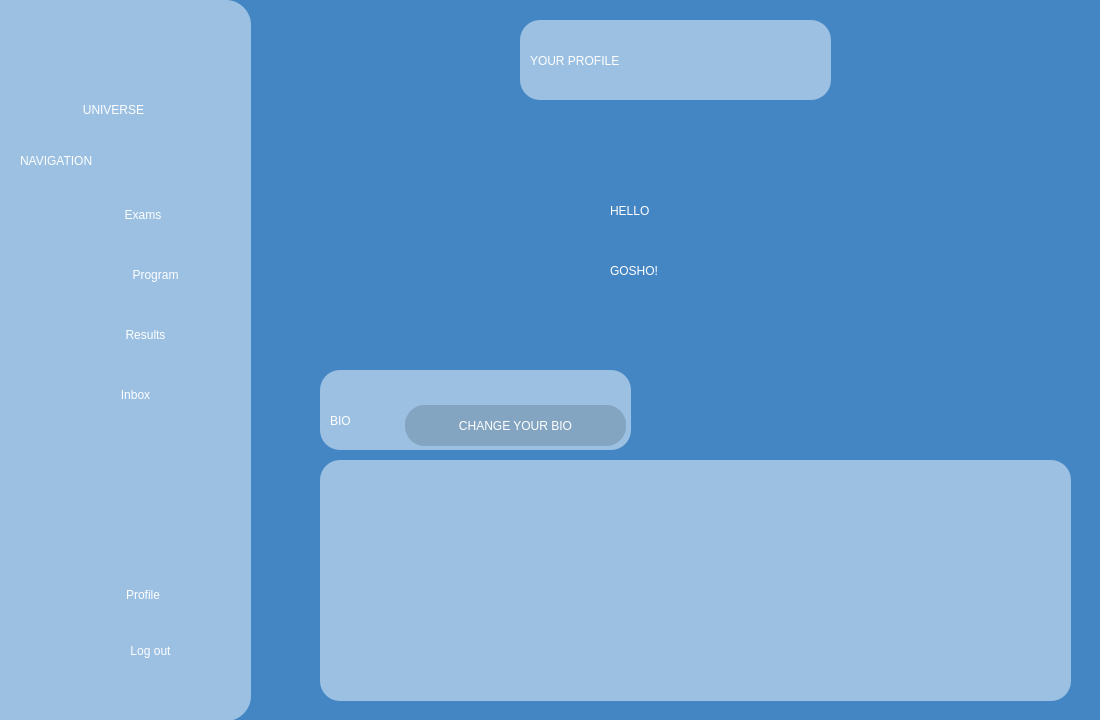
The window that AGUniverse/presentationLayer/profile.ui (codingburgas/sprint-eschool-ag-universe) describes before a commit, drawn with Qt 5.
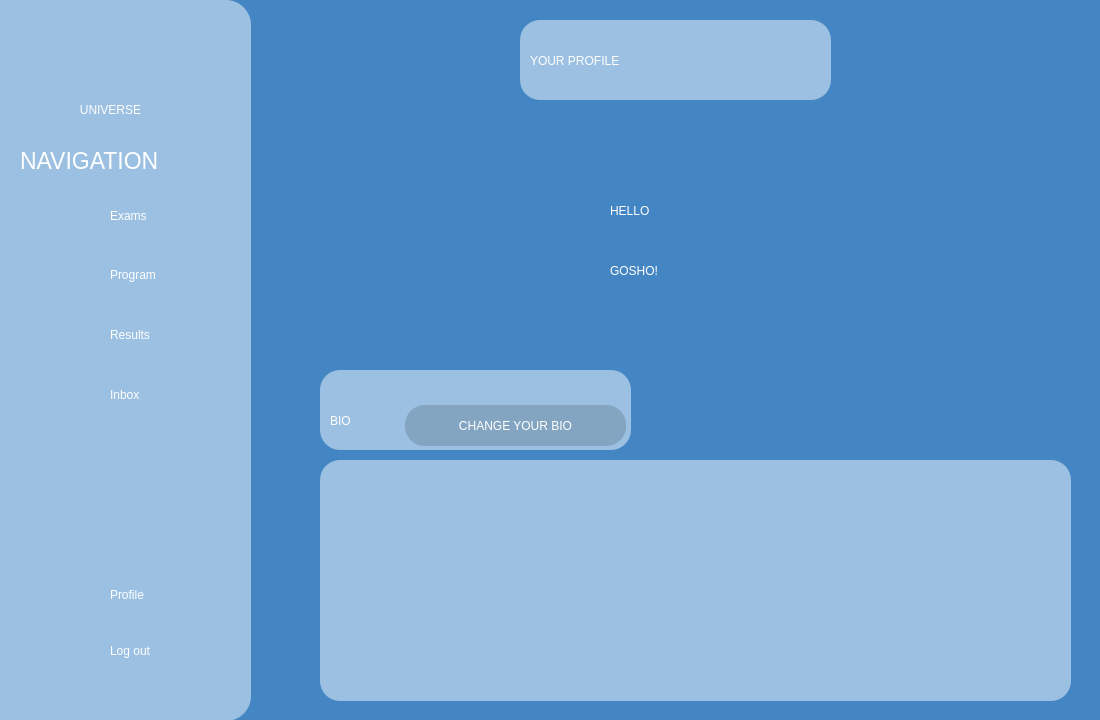
The same window after the commit. Icons and pictures are not drawn.

Commit message: Fix fonts and labels

```diff
--- a/AGUniverse/presentationLayer/profile.ui
+++ b/AGUniverse/presentationLayer/profile.ui
@@ -160,7 +160,7 @@
    <widget class="QLabel" name="logout_Icon">
     <property name="geometry">
      <rect>
-      <x>50</x>
+      <x>53</x>
       <y>630</y>
       <width>51</width>
       <height>51</height>
@@ -179,7 +179,7 @@
    <widget class="QPushButton" name="logoutButton">
     <property name="geometry">
      <rect>
-      <x>100</x>
+      <x>110</x>
       <y>620</y>
       <width>101</width>
       <height>61</height>
@@ -187,7 +187,8 @@
     </property>
     <property name="styleSheet">
      <string notr="true">font: 15pt &quot;Allerta&quot;;
-color:white;</string>
+color:white;
+text-align:left;</string>
     </property>
     <property name="text">
      <string>Log out</string>
@@ -196,15 +197,16 @@
    <widget class="QPushButton" name="examsButton">
     <property name="geometry">
      <rect>
-      <x>100</x>
-      <y>200</y>
-      <width>86</width>
-      <height>29</height>
+      <x>110</x>
+      <y>195</y>
+      <width>71</width>
+      <height>41</height>
      </rect>
     </property>
     <property name="styleSheet">
      <string notr="true">font: 15pt &quot;Allerta&quot;;
-color:white;</string>
+color:white;
+text-align:left;</string>
     </property>
     <property name="text">
      <string>Exams</string>
@@ -213,7 +215,7 @@
    <widget class="QPushButton" name="programButton">
     <property name="geometry">
      <rect>
-      <x>100</x>
+      <x>110</x>
       <y>260</y>
       <width>111</width>
       <height>29</height>
@@ -221,7 +223,8 @@
     </property>
     <property name="styleSheet">
      <string notr="true">font: 15pt &quot;Allerta&quot;;
-color:white;</string>
+color:white;
+text-align:left;</string>
     </property>
     <property name="text">
      <string>Program</string>
@@ -230,7 +233,7 @@
    <widget class="QPushButton" name="resultsButton">
     <property name="geometry">
      <rect>
-      <x>100</x>
+      <x>110</x>
       <y>320</y>
       <width>91</width>
       <height>29</height>
@@ -238,7 +241,8 @@
     </property>
     <property name="styleSheet">
      <string notr="true">font: 15pt &quot;Allerta&quot;;
-color:white;</string>
+color:white;
+text-align:left;</string>
     </property>
     <property name="text">
      <string>Results</string>
@@ -247,7 +251,7 @@
    <widget class="QPushButton" name="inboxButton">
     <property name="geometry">
      <rect>
-      <x>100</x>
+      <x>110</x>
       <y>380</y>
       <width>71</width>
       <height>29</height>
@@ -255,7 +259,8 @@
     </property>
     <property name="styleSheet">
      <string notr="true">font: 15pt &quot;Allerta&quot;;
-color:white;</string>
+color:white;
+text-align:left;</string>
     </property>
     <property name="text">
      <string>Inbox</string>
@@ -264,7 +269,7 @@
    <widget class="QPushButton" name="profileButton">
     <property name="geometry">
      <rect>
-      <x>100</x>
+      <x>110</x>
       <y>580</y>
       <width>86</width>
       <height>29</height>
@@ -272,7 +277,8 @@
     </property>
     <property name="styleSheet">
      <string notr="true">font: 15pt &quot;Allerta&quot;;
-color:white;</string>
+color:white;
+text-align:left;</string>
     </property>
     <property name="text">
      <string>Profile</string>
@@ -288,7 +294,7 @@
      </rect>
     </property>
     <property name="styleSheet">
-     <string notr="true">font: 17pt &quot;Allerta&quot;;
+     <string notr="true">font: 17pt;
 color:white;</string>
     </property>
     <property name="text">
@@ -317,9 +323,9 @@
    <widget class="QLabel" name="label">
     <property name="geometry">
      <rect>
-      <x>68</x>
+      <x>60</x>
       <y>100</y>
-      <width>91</width>
+      <width>101</width>
       <height>20</height>
      </rect>
     </property>
```
Left out of the diff: 397 changed lines with no effect on the pictures. The commit also changes 18 other files.
